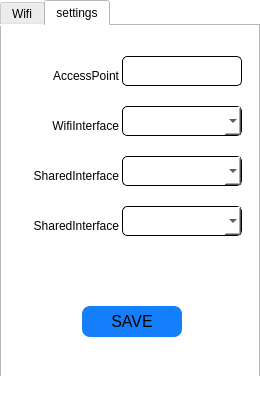
Above: src/mainwindow.ui from YinboWu/WifiAssist before the change. Below: the same form after it.
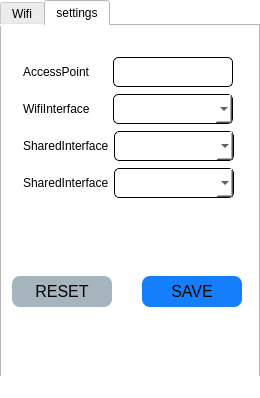
That is the form after the change. The open tabs and pages were chosen to show the change. Icons and pictures are not drawn.

The edit to the form file:
```diff
--- a/src/mainwindow.ui
+++ b/src/mainwindow.ui
@@ -305,56 +305,11 @@
      <attribute name="title">
       <string>settings</string>
      </attribute>
-     <widget class="QLineEdit" name="lineEdit_ap">
-      <property name="enabled">
-       <bool>true</bool>
-      </property>
-      <property name="geometry">
-       <rect>
-        <x>120</x>
-        <y>30</y>
-        <width>120</width>
-        <height>30</height>
-       </rect>
-      </property>
-      <property name="font">
-       <font>
-        <pointsize>9</pointsize>
-       </font>
-      </property>
-      <property name="focusPolicy">
-       <enum>Qt::ClickFocus</enum>
-      </property>
-      <property name="styleSheet">
-       <string notr="true">border: 1.0px solid #000000;
-border-radius: 5px;
-padding: 1px 2px 1px 2px;</string>
-      </property>
-      <property name="readOnly">
-       <bool>false</bool>
-      </property>
-     </widget>
-     <widget class="QLabel" name="label_ap">
-      <property name="geometry">
-       <rect>
-        <x>6</x>
-        <y>40</y>
-        <width>111</width>
-        <height>20</height>
-       </rect>
-      </property>
-      <property name="text">
-       <string>AccessPoint</string>
-      </property>
-      <property name="alignment">
-       <set>Qt::AlignRight|Qt::AlignTrailing|Qt::AlignVCenter</set>
-      </property>
-     </widget>
      <widget class="QPushButton" name="pushButton_save">
       <property name="geometry">
        <rect>
-        <x>80</x>
-        <y>280</y>
+        <x>140</x>
+        <y>250</y>
         <width>100</width>
         <height>31</height>
        </rect>
@@ -370,105 +325,248 @@
       <property name="styleSheet">
        <string notr="true">border-radius:8px;
 background-color: rgb(21, 126, 251);
-border-width:px
+border-width:1px
 </string>
       </property>
       <property name="text">
        <string>SAVE</string>
       </property>
      </widget>
-     <widget class="QLabel" name="label_createdinterface">
+     <widget class="QPushButton" name="pushButton_reset">
       <property name="geometry">
        <rect>
-        <x>6</x>
-        <y>90</y>
-        <width>111</width>
-        <height>20</height>
+        <x>10</x>
+        <y>250</y>
+        <width>100</width>
+        <height>31</height>
        </rect>
       </property>
-      <property name="text">
-       <string>WifiInterface</string>
+      <property name="font">
+       <font>
+        <pointsize>12</pointsize>
+       </font>
       </property>
-      <property name="alignment">
-       <set>Qt::AlignRight|Qt::AlignTrailing|Qt::AlignVCenter</set>
+      <property name="focusPolicy">
+       <enum>Qt::NoFocus</enum>
       </property>
-     </widget>
-     <widget class="QLabel" name="label_shareinterface">
-      <property name="geometry">
-       <rect>
-        <x>6</x>
-        <y>140</y>
-        <width>111</width>
-        <height>20</height>
-       </rect>
+      <property name="styleSheet">
+       <string notr="true">border-radius:8px;
+selection-background-color: rgb(29, 133, 232);
+background-color: rgb(166, 181, 189);
+border-width:1px
+</string>
       </property>
       <property name="text">
-       <string>SharedInterface</string>
+       <string>RESET</string>
       </property>
-      <property name="alignment">
-       <set>Qt::AlignRight|Qt::AlignTrailing|Qt::AlignVCenter</set>
-      </property>
      </widget>
-     <widget class="QComboBox" name="comboBox_createdinterface">
+     <widget class="QWidget" name="layoutWidget">
       <property name="geometry">
        <rect>
-        <x>120</x>
-        <y>80</y>
-        <width>120</width>
-        <height>30</height>
+        <x>10</x>
+        <y>20</y>
+        <width>232</width>
+        <height>160</height>
        </rect>
       </property>
-      <property name="styleSheet">
-       <string notr="true">border: 1.0px solid #000000;
+      <layout class="QVBoxLayout" name="verticalLayout">
+       <property name="spacing">
+        <number>10</number>
+       </property>
+       <item>
+        <layout class="QHBoxLayout" name="horizontalLayout">
+         <property name="spacing">
+          <number>5</number>
+         </property>
+         <property name="sizeConstraint">
+          <enum>QLayout::SetDefaultConstraint</enum>
+         </property>
+         <item>
+          <widget class="QLabel" name="label_ap">
+           <property name="minimumSize">
+            <size>
+             <width>30</width>
+             <height>30</height>
+            </size>
+           </property>
+           <property name="text">
+            <string>AccessPoint</string>
+           </property>
+           <property name="alignment">
+            <set>Qt::AlignJustify|Qt::AlignVCenter</set>
+           </property>
+          </widget>
+         </item>
+         <item>
+          <widget class="QLineEdit" name="lineEdit_ap">
+           <property name="enabled">
+            <bool>true</bool>
+           </property>
+           <property name="minimumSize">
+            <size>
+             <width>120</width>
+             <height>30</height>
+            </size>
+           </property>
+           <property name="maximumSize">
+            <size>
+             <width>120</width>
+             <height>30</height>
+            </size>
+           </property>
+           <property name="font">
+            <font>
+             <pointsize>9</pointsize>
+            </font>
+           </property>
+           <property name="focusPolicy">
+            <enum>Qt::ClickFocus</enum>
+           </property>
+           <property name="styleSheet">
+            <string notr="true">border: 1.0px solid #000000;
 border-radius: 5px;
 padding: 1px 2px 1px 2px;</string>
-      </property>
-     </widget>
-     <widget class="QComboBox" name="comboBox_shareinterface">
-      <property name="geometry">
-       <rect>
-        <x>120</x>
-        <y>130</y>
-        <width>120</width>
-        <height>30</height>
-       </rect>
-      </property>
-      <property name="styleSheet">
-       <string notr="true">border: 1.0px solid #000000;
+           </property>
+           <property name="readOnly">
+            <bool>false</bool>
+           </property>
+          </widget>
+         </item>
+        </layout>
+       </item>
+       <item>
+        <layout class="QHBoxLayout" name="horizontalLayout_2">
+         <property name="spacing">
+          <number>5</number>
+         </property>
+         <item>
+          <widget class="QLabel" name="label_createdinterface">
+           <property name="minimumSize">
+            <size>
+             <width>0</width>
+             <height>30</height>
+            </size>
+           </property>
+           <property name="text">
+            <string>WifiInterface</string>
+           </property>
+           <property name="alignment">
+            <set>Qt::AlignJustify|Qt::AlignVCenter</set>
+           </property>
+          </widget>
+         </item>
+         <item>
+          <widget class="QComboBox" name="comboBox_createdinterface">
+           <property name="minimumSize">
+            <size>
+             <width>120</width>
+             <height>30</height>
+            </size>
+           </property>
+           <property name="maximumSize">
+            <size>
+             <width>120</width>
+             <height>30</height>
+            </size>
+           </property>
+           <property name="styleSheet">
+            <string notr="true">border: 1.0px solid #000000;
 border-radius: 5px;
 padding: 1px 2px 1px 2px;</string>
-      </property>
-     </widget>
-     <widget class="QLabel" name="label_language">
-      <property name="geometry">
-       <rect>
-        <x>6</x>
-        <y>190</y>
-        <width>111</width>
-        <height>20</height>
-       </rect>
-      </property>
-      <property name="text">
-       <string>SharedInterface</string>
-      </property>
-      <property name="alignment">
-       <set>Qt::AlignRight|Qt::AlignTrailing|Qt::AlignVCenter</set>
-      </property>
-     </widget>
-     <widget class="QComboBox" name="comboBox_language">
-      <property name="geometry">
-       <rect>
-        <x>120</x>
-        <y>180</y>
-        <width>120</width>
-        <height>30</height>
-       </rect>
-      </property>
-      <property name="styleSheet">
-       <string notr="true">border: 1.0px solid #000000;
+           </property>
+          </widget>
+         </item>
+        </layout>
+       </item>
+       <item>
+        <layout class="QHBoxLayout" name="horizontalLayout_3">
+         <property name="spacing">
+          <number>5</number>
+         </property>
+         <item>
+          <widget class="QLabel" name="label_shareinterface">
+           <property name="minimumSize">
+            <size>
+             <width>0</width>
+             <height>30</height>
+            </size>
+           </property>
+           <property name="text">
+            <string>SharedInterface</string>
+           </property>
+           <property name="alignment">
+            <set>Qt::AlignJustify|Qt::AlignVCenter</set>
+           </property>
+          </widget>
+         </item>
+         <item>
+          <widget class="QComboBox" name="comboBox_shareinterface">
+           <property name="minimumSize">
+            <size>
+             <width>120</width>
+             <height>30</height>
+            </size>
+           </property>
+           <property name="maximumSize">
+            <size>
+             <width>120</width>
+             <height>30</height>
+            </size>
+           </property>
+           <property name="styleSheet">
+            <string notr="true">border: 1.0px solid #000000;
 border-radius: 5px;
 padding: 1px 2px 1px 2px;</string>
-      </property>
+           </property>
+          </widget>
+         </item>
+        </layout>
+       </item>
+       <item>
+        <layout class="QHBoxLayout" name="horizontalLayout_4">
+         <property name="spacing">
+          <number>5</number>
+         </property>
+         <item>
+          <widget class="QLabel" name="label_language">
+           <property name="minimumSize">
+            <size>
+             <width>0</width>
+             <height>30</height>
+            </size>
+           </property>
+           <property name="text">
+            <string>SharedInterface</string>
+           </property>
+           <property name="alignment">
+            <set>Qt::AlignJustify|Qt::AlignVCenter</set>
+           </property>
+          </widget>
+         </item>
+         <item>
+          <widget class="QComboBox" name="comboBox_language">
+           <property name="minimumSize">
+            <size>
+             <width>120</width>
+             <height>30</height>
+            </size>
+           </property>
+           <property name="maximumSize">
+            <size>
+             <width>120</width>
+             <height>30</height>
+            </size>
+           </property>
+           <property name="styleSheet">
+            <string notr="true">border: 1.0px solid #000000;
+border-radius: 5px;
+padding: 1px 2px 1px 2px;</string>
+           </property>
+          </widget>
+         </item>
+        </layout>
+       </item>
+      </layout>
      </widget>
     </widget>
    </widget>
```
Left out of the diff: 355 changed lines with no effect on the pictures.
